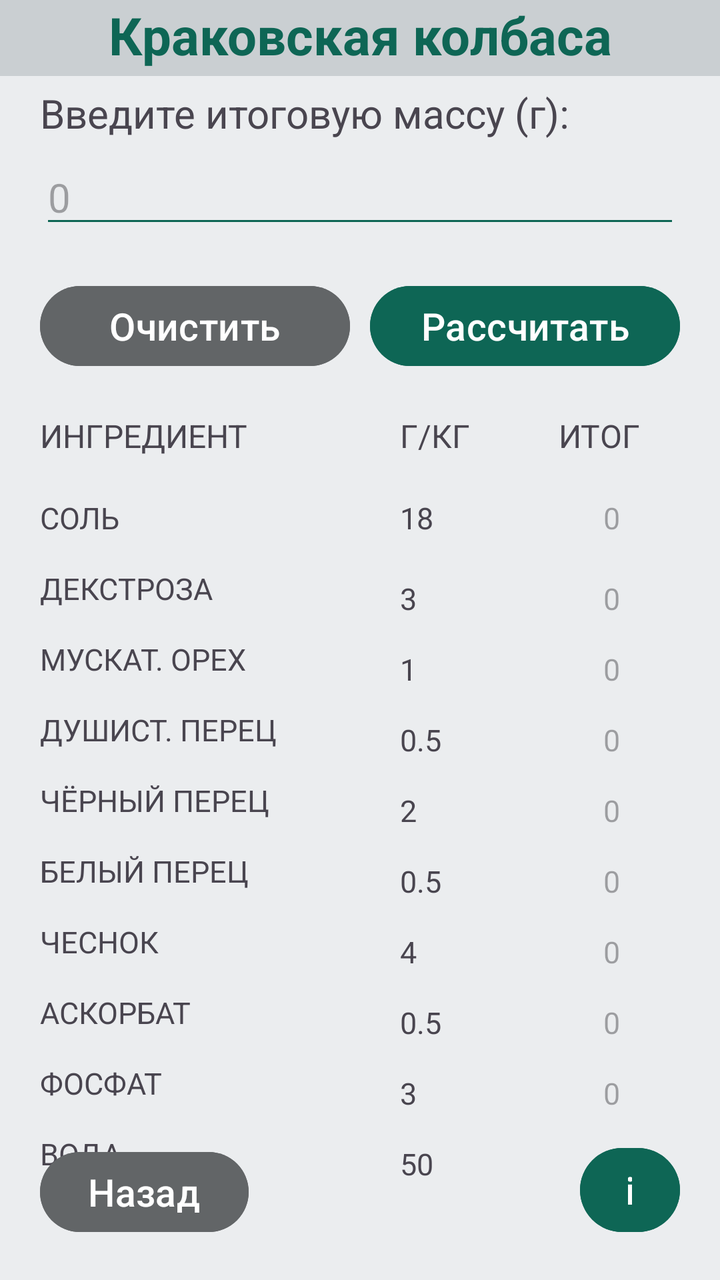
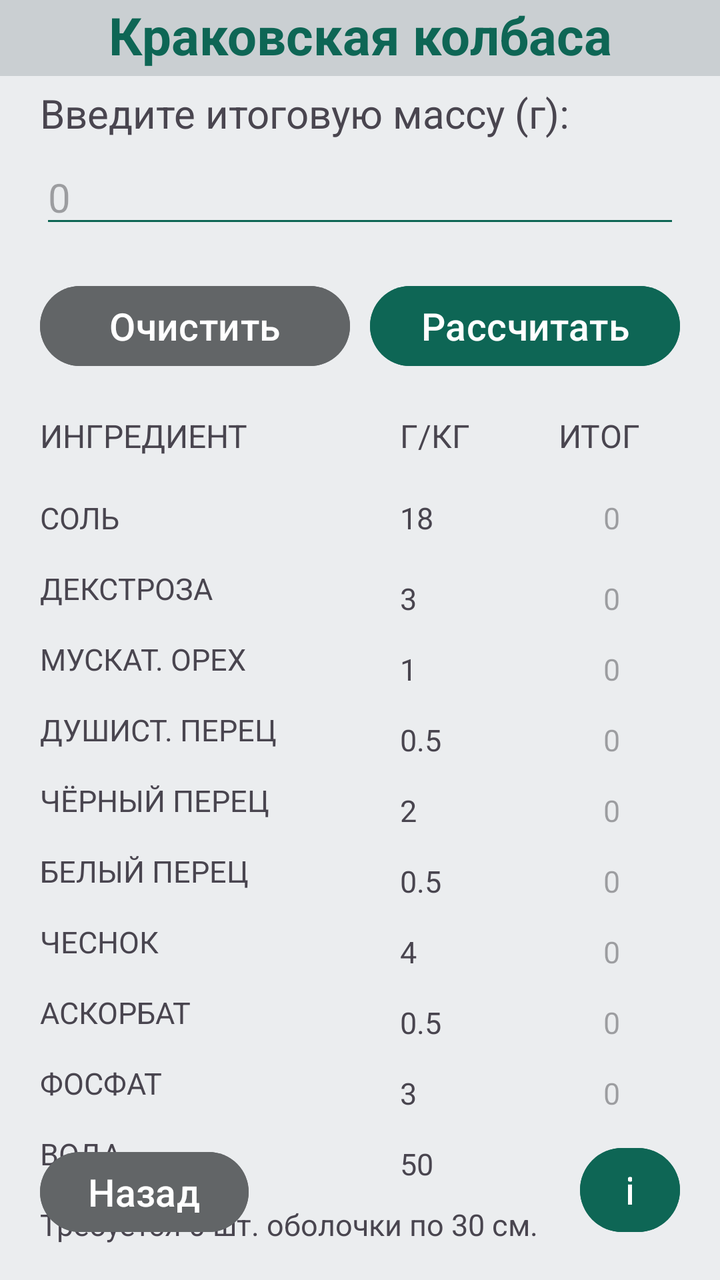

The first picture is an Android layout as it rendered before a commit; the second is the same layout after the commit. The layout source and the unified diff follow.
<!-- AndroidManifest.xml: application theme Theme.Recipes -->
<!-- res/layout/activity_krakow_sausage.xml -->
<?xml version="1.0" encoding="utf-8"?>
<androidx.constraintlayout.widget.ConstraintLayout xmlns:android="http://schemas.android.com/apk/res/android"
    xmlns:app="http://schemas.android.com/apk/res-auto"
    xmlns:tools="http://schemas.android.com/tools"
    android:id="@+id/main"
    android:layout_width="match_parent"
    android:layout_height="match_parent"
    tools:context=".KrakowSausage">

    <RelativeLayout
        android:layout_width="match_parent"
        android:layout_height="match_parent"
        android:background="@color/colorBackground"
        tools:layout_editor_absoluteX="0dp"
        tools:layout_editor_absoluteY="0dp">

        <TextView
            android:id="@+id/krakowSausage"
            android:layout_width="match_parent"
            android:layout_height="38dp"
            android:background="@color/colorBackgroundLogo"
            android:text="@string/krakowSausage"
            android:textAlignment="center"
            android:textColor="@color/colorMain"
            android:textSize="26sp"
            android:textStyle="bold" />

        <TextView
            android:id="@+id/massHeadline"
            android:layout_width="match_parent"
            android:layout_height="wrap_content"
            android:layout_below="@+id/krakowSausage"
            android:layout_marginHorizontal="20sp"
            android:layout_marginTop="5sp"
            android:text="@string/massHeadline"
            android:textSize="20sp" />

        <EditText
            android:id="@+id/massInput"
            android:layout_width="match_parent"
            android:layout_height="wrap_content"
            android:layout_below="@+id/massHeadline"
            android:layout_marginHorizontal="20sp"
            android:layout_marginTop="5sp"
            android:backgroundTint="@color/colorMain"
            android:ems="10"
            android:hint="@string/massInput"
            android:inputType="text"
            android:textSize="20sp" />

        <Button
            android:id="@+id/clearButton"
            android:layout_width="155sp"
            android:layout_height="wrap_content"
            android:layout_below="@+id/massInput"
            android:layout_alignParentStart="true"
            android:layout_marginStart="20sp"
            android:layout_marginTop="20sp"
            android:backgroundTint="@color/colorAdditionalButton"
            android:text="@string/clearButton"
            android:textSize="19sp" />

        <Button
            android:id="@+id/calculatorButton"
            android:layout_width="155sp"
            android:layout_height="wrap_content"
            android:layout_below="@+id/massInput"
            android:layout_alignParentEnd="true"
            android:layout_marginTop="20dp"
            android:layout_marginEnd="20sp"
            android:backgroundTint="@color/colorMain"
            android:text="@string/calculatorButton"
            android:textSize="19sp" />

        <TextView
            android:id="@+id/ingredientsHeadline"
            android:layout_width="wrap_content"
            android:layout_height="wrap_content"
            android:layout_below="@+id/clearButton"
            android:layout_marginStart="20sp"
            android:layout_marginTop="20sp"
            android:text="@string/ingredientsHeadline"
            android:textSize="16sp" />

        <TextView
            android:id="@+id/proportionsHeadline"
            android:layout_width="wrap_content"
            android:layout_height="wrap_content"
            android:layout_below="@+id/clearButton"
            android:layout_marginStart="200sp"
            android:layout_marginTop="20sp"
            android:text="@string/proportionsHeadline"
            android:textSize="16sp" />

        <TextView
            android:id="@+id/resultHeadline"
            android:layout_width="wrap_content"
            android:layout_height="wrap_content"
            android:layout_below="@+id/clearButton"
            android:layout_alignParentEnd="true"
            android:layout_marginTop="20dp"
            android:layout_marginEnd="40sp"
            android:text="@string/resultHeadline"
            android:textSize="16sp" />

        <TextView
            android:id="@+id/saltHeadline"
            android:layout_width="wrap_content"
            android:layout_height="wrap_content"
            android:layout_below="@+id/ingredientsHeadline"
            android:layout_marginStart="20sp"
            android:layout_marginTop="20sp"
            android:text="@string/saltHeadline"
            android:textSize="15sp" />

        <TextView
            android:id="@+id/saltProportions"
            android:layout_width="wrap_content"
            android:layout_height="wrap_content"
            android:layout_below="@+id/ingredientsHeadline"
            android:layout_marginStart="200sp"
            android:layout_marginTop="20sp"
            android:textSize="15sp"
            android:text="@string/saltValue"
            />

        <TextView
            android:id="@+id/saltResult"
            android:layout_width="wrap_content"
            android:layout_height="wrap_content"
            android:layout_below="@+id/ingredientsHeadline"
            android:layout_alignParentEnd="true"
            android:layout_marginTop="20sp"
            android:layout_marginEnd="50sp"
            android:hint="@string/nullValue"
            android:textSize="15sp" />

        <TextView
            android:id="@+id/dextroseHeadline"
            android:layout_width="wrap_content"
            android:layout_height="wrap_content"
            android:layout_below="@+id/saltHeadline"
            android:layout_marginStart="20sp"
            android:layout_marginTop="15sp"
            android:text="@string/dextroseHeadline"
            android:textSize="15sp" />

        <TextView
            android:id="@+id/dextroseProportions"
            android:layout_width="wrap_content"
            android:layout_height="wrap_content"
            android:layout_below="@+id/saltHeadline"
            android:layout_marginStart="200sp"
            android:layout_marginTop="20sp"
            android:textSize="15sp"
            android:text="@string/dextroseValue" />

        <TextView
            android:id="@+id/dextroseResult"
            android:layout_width="wrap_content"
            android:layout_height="wrap_content"
            android:layout_below="@+id/saltHeadline"
            android:layout_alignParentEnd="true"
            android:layout_marginTop="20sp"
            android:layout_marginEnd="50sp"
            android:hint="@string/nullValue"
            android:textSize="15sp" />

        <TextView
            android:id="@+id/mNutHeadline"
            android:layout_width="wrap_content"
            android:layout_height="wrap_content"
            android:layout_below="@+id/dextroseHeadline"
            android:layout_marginStart="20sp"
            android:layout_marginTop="15sp"
            android:text="@string/mNutHeadline"
            android:textSize="15sp" />

        <TextView
            android:id="@+id/mNutProportions"
            android:layout_width="wrap_content"
            android:layout_height="wrap_content"
            android:layout_below="@+id/dextroseHeadline"
            android:layout_marginStart="200sp"
            android:layout_marginTop="20sp"
            android:textSize="15sp"
            android:text="@string/mNutValue" />

        <TextView
            android:id="@+id/mNutResult"
            android:layout_width="wrap_content"
            android:layout_height="wrap_content"
            android:layout_below="@+id/dextroseHeadline"
            android:layout_alignParentEnd="true"
            android:layout_marginTop="20sp"
            android:layout_marginEnd="50sp"
            android:hint="@string/nullValue"
            android:textSize="15sp" />

        <TextView
            android:id="@+id/fragrantPepperHeadline"
            android:layout_width="wrap_content"
            android:layout_height="wrap_content"
            android:layout_below="@+id/mNutHeadline"
            android:layout_marginStart="20sp"
            android:layout_marginTop="15sp"
            android:text="@string/fragrantPepperHeadline"
            android:textSize="15sp" />

        <TextView
            android:id="@+id/fragrantPepperProportions"
            android:layout_width="wrap_content"
            android:layout_height="wrap_content"
            android:layout_below="@+id/mNutHeadline"
            android:layout_marginStart="200sp"
            android:layout_marginTop="20sp"
            android:textSize="15sp"
            android:text="@string/fragrantPepperValue" />

        <TextView
            android:id="@+id/fragrantPepperResult"
            android:layout_width="wrap_content"
            android:layout_height="wrap_content"
            android:layout_below="@+id/mNutHeadline"
            android:layout_alignParentEnd="true"
            android:layout_marginTop="20sp"
            android:layout_marginEnd="50sp"
            android:hint="@string/nullValue"
            android:textSize="15sp" />

        <TextView
            android:id="@+id/blackPepperHeadline"
            android:layout_width="wrap_content"
            android:layout_height="wrap_content"
            android:layout_below="@+id/fragrantPepperHeadline"
            android:layout_marginStart="20sp"
            android:layout_marginTop="15sp"
            android:text="@string/blackPepperHeadline"
            android:textSize="15sp" />

        <TextView
            android:id="@+id/blackPepperProportions"
            android:layout_width="wrap_content"
            android:layout_height="wrap_content"
            android:layout_below="@+id/fragrantPepperHeadline"
            android:layout_marginStart="200sp"
            android:layout_marginTop="20sp"
            android:textSize="15sp"
            android:text="@string/blackPepperValue" />

        <TextView
            android:id="@+id/blackPepperResult"
            android:layout_width="wrap_content"
            android:layout_height="wrap_content"
            android:layout_below="@+id/fragrantPepperHeadline"
            android:layout_alignParentEnd="true"
            android:layout_marginTop="20sp"
            android:layout_marginEnd="50sp"
            android:hint="@string/nullValue"
            android:textSize="15sp" />

        <TextView
            android:id="@+id/whitePepperHeadline"
            android:layout_width="wrap_content"
            android:layout_height="wrap_content"
            android:layout_below="@+id/blackPepperHeadline"
            android:layout_marginStart="20sp"
            android:layout_marginTop="15sp"
            android:text="@string/whitePepperHeadline"
            android:textSize="15sp" />

        <TextView
            android:id="@+id/whitePepperProportions"
            android:layout_width="wrap_content"
            android:layout_height="wrap_content"
            android:layout_below="@+id/blackPepperHeadline"
            android:layout_marginStart="200sp"
            android:layout_marginTop="20sp"
            android:textSize="15sp"
            android:text="@string/whitePepperValue" />

        <TextView
            android:id="@+id/whitePepperResult"
            android:layout_width="wrap_content"
            android:layout_height="wrap_content"
            android:layout_below="@+id/blackPepperHeadline"
            android:layout_alignParentEnd="true"
            android:layout_marginTop="20sp"
            android:layout_marginEnd="50sp"
            android:hint="@string/nullValue"
            android:textSize="15sp" />

        <TextView
            android:id="@+id/garlicHeadline"
            android:layout_width="wrap_content"
            android:layout_height="wrap_content"
            android:layout_below="@+id/whitePepperHeadline"
            android:layout_marginStart="20sp"
            android:layout_marginTop="15sp"
            android:text="@string/garlicHeadline"
            android:textSize="15sp" />

        <TextView
            android:id="@+id/garlicProportions"
            android:layout_width="wrap_content"
            android:layout_height="wrap_content"
            android:layout_below="@+id/whitePepperHeadline"
            android:layout_marginStart="200sp"
            android:layout_marginTop="20sp"
            android:textSize="15sp"
            android:text="@string/garlicValue" />

        <TextView
            android:id="@+id/garlicResult"
            android:layout_width="wrap_content"
            android:layout_height="wrap_content"
            android:layout_below="@+id/whitePepperHeadline"
            android:layout_alignParentEnd="true"
            android:layout_marginTop="20sp"
            android:layout_marginEnd="50sp"
            android:hint="@string/nullValue"
            android:textSize="15sp" />

        <TextView
            android:id="@+id/ascorbateHeadline"
            android:layout_width="wrap_content"
            android:layout_height="wrap_content"
            android:layout_below="@+id/garlicHeadline"
            android:layout_marginStart="20sp"
            android:layout_marginTop="15sp"
            android:text="@string/ascorbateHeadline"
            android:textSize="15sp" />

        <TextView
            android:id="@+id/ascorbateProportions"
            android:layout_width="wrap_content"
            android:layout_height="wrap_content"
            android:layout_below="@+id/garlicHeadline"
            android:layout_marginStart="200sp"
            android:layout_marginTop="20sp"
            android:text="@string/ascorbateValue"
            android:textSize="15sp" />

        <TextView
            android:id="@+id/ascorbateResult"
            android:layout_width="wrap_content"
            android:layout_height="wrap_content"
            android:layout_below="@+id/garlicHeadline"
            android:layout_alignParentEnd="true"
            android:layout_marginTop="20sp"
            android:layout_marginEnd="50sp"
            android:hint="@string/nullValue"
            android:textSize="15sp" />

        <TextView
            android:id="@+id/phosphateHeadline"
            android:layout_width="wrap_content"
            android:layout_height="wrap_content"
            android:layout_below="@+id/ascorbateHeadline"
            android:layout_marginStart="20sp"
            android:layout_marginTop="15sp"
            android:text="@string/phosphateHeadline"
            android:textSize="15sp" />

        <TextView
            android:id="@+id/phosphateProportions"
            android:layout_width="wrap_content"
            android:layout_height="wrap_content"
            android:layout_below="@+id/ascorbateHeadline"
            android:layout_marginStart="200sp"
            android:layout_marginTop="20sp"
            android:textSize="15sp"
            android:text="@string/phosphateValue" />

        <TextView
            android:id="@+id/phosphateResult"
            android:layout_width="wrap_content"
            android:layout_height="wrap_content"
            android:layout_below="@+id/ascorbateHeadline"
            android:layout_alignParentEnd="true"
            android:layout_marginTop="20sp"
            android:layout_marginEnd="50sp"
            android:hint="@string/nullValue"
            android:textSize="15sp" />

        <TextView
            android:id="@+id/waterHeadline"
            android:layout_width="wrap_content"
            android:layout_height="wrap_content"
            android:layout_below="@+id/phosphateHeadline"
            android:layout_marginStart="20sp"
            android:layout_marginTop="15sp"
            android:text="@string/waterHeadline"
            android:textSize="15sp" />

        <TextView
            android:id="@+id/waterProportions"
            android:layout_width="wrap_content"
            android:layout_height="wrap_content"
            android:layout_below="@+id/phosphateHeadline"
            android:layout_marginStart="200sp"
            android:layout_marginTop="20sp"
            android:textSize="15sp"
            android:text="@string/waterValue" />

        <TextView
            android:id="@+id/waterResult"
            android:layout_width="wrap_content"
            android:layout_height="wrap_content"
            android:layout_below="@+id/phosphateHeadline"
            android:layout_alignParentEnd="true"
            android:layout_marginTop="20sp"
            android:layout_marginEnd="50sp"
            android:hint="@string/nullValue"
            android:textSize="15sp" />

        <Button
            android:id="@+id/returnMainButton"
            android:layout_width="wrap_content"
            android:layout_height="wrap_content"
            android:layout_alignParentStart="true"
            android:layout_alignParentBottom="true"
            android:layout_marginStart="20dp"
            android:layout_marginBottom="20dp"
            android:backgroundTint="@color/colorAdditionalButton"
            android:text="@string/returnMainButton"
            android:textSize="19sp" />

        <Button
            android:id="@+id/infoButton"
            android:layout_width="50sp"
            android:layout_height="50sp"
            android:layout_alignParentEnd="true"
            android:layout_alignParentBottom="true"
            android:layout_marginEnd="20dp"
            android:layout_marginBottom="20dp"
            android:backgroundTint="@color/colorMain"
            android:text="@string/infoButton"
            android:textSize="19sp" />


    </RelativeLayout>
</androidx.constraintlayout.widget.ConstraintLayout>
<!-- resources referenced by this layout -->
<resources>
  <color name="colorAdditionalButton">#626567</color>
  <color name="colorBackground">#EBEDEF</color>
  <color name="colorBackgroundLogo">#CACFD2</color>
  <color name="colorMain">#0E6655</color>
  <string name="ascorbateHeadline">АСКОРБАТ</string>
  <string name="ascorbateValue">0.5</string>
  <string name="blackPepperHeadline">ЧЁРНЫЙ ПЕРЕЦ</string>
  <string name="blackPepperValue">2</string>
  <string name="calculatorButton">Рассчитать</string>
  <string name="clearButton">Очистить</string>
  <string name="dextroseHeadline">ДЕКСТРОЗА</string>
  <string name="dextroseValue">3</string>
  <string name="fragrantPepperHeadline">ДУШИСТ. ПЕРЕЦ</string>
  <string name="fragrantPepperValue">0.5</string>
  <string name="garlicHeadline">ЧЕСНОК</string>
  <string name="garlicValue">4</string>
  <string name="infoButton">i</string>
  <string name="ingredientsHeadline">ИНГРЕДИЕНТ</string>
  <string name="krakowSausage">Краковская колбаса</string>
  <string name="mNutHeadline">МУСКАТ. ОРЕХ</string>
  <string name="mNutValue">1</string>
  <string name="massHeadline">Введите итоговую массу (г):</string>
  <string name="massInput">0</string>
  <string name="nullValue">0</string>
  <string name="phosphateHeadline">ФОСФАТ</string>
  <string name="phosphateValue">3</string>
  <string name="proportionsHeadline">Г/КГ</string>
  <string name="resultHeadline">ИТОГ</string>
  <string name="returnMainButton">Назад</string>
  <string name="saltHeadline">СОЛЬ</string>
  <string name="saltValue">18</string>
  <string name="waterHeadline">ВОДА</string>
  <string name="waterValue">50</string>
  <string name="whitePepperHeadline">БЕЛЫЙ ПЕРЕЦ</string>
  <string name="whitePepperValue">0.5</string>
  <style name="Theme.Recipes" parent="Base.Theme.Recipes" />
  <style name="Base.Theme.Recipes" parent="Theme.Material3.DayNight.NoActionBar">
          
          
      </style>
</resources>

<!-- the commit's change to res/layout/activity_krakow_sausage.xml (unified diff, before → after) -->
@@ -414,6 +414,16 @@
             android:hint="@string/nullValue"
             android:textSize="15sp" />
 
+        <TextView
+            android:id="@+id/membraneHeadline"
+            android:layout_width="wrap_content"
+            android:layout_height="wrap_content"
+            android:layout_below="@+id/waterHeadline"
+            android:layout_marginStart="20sp"
+            android:layout_marginTop="15sp"
+            android:text="@string/membraneHeadline"
+            android:textSize="15sp" />
+
         <Button
             android:id="@+id/returnMainButton"
             android:layout_width="wrap_content"
<!-- resource entries referenced after the edit -->
@@ -23,6 +23,7 @@
   <string name="mNutValue">1</string>
   <string name="massHeadline">Введите итоговую массу (г):</string>
   <string name="massInput">0</string>
+  <string name="membraneHeadline">Требуется 0 шт. оболочки по 30 см.</string>
   <string name="nullValue">0</string>
   <string name="phosphateHeadline">ФОСФАТ</string>
   <string name="phosphateValue">3</string>
